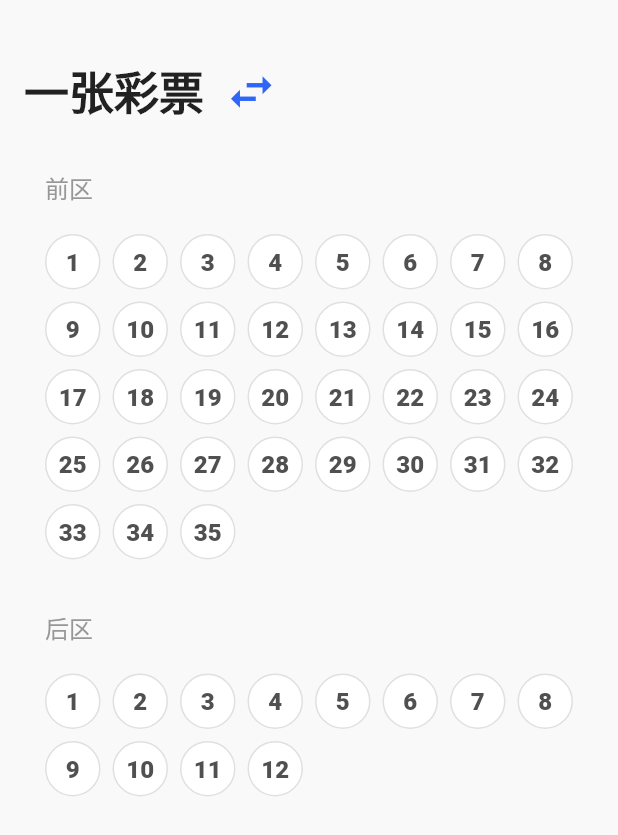
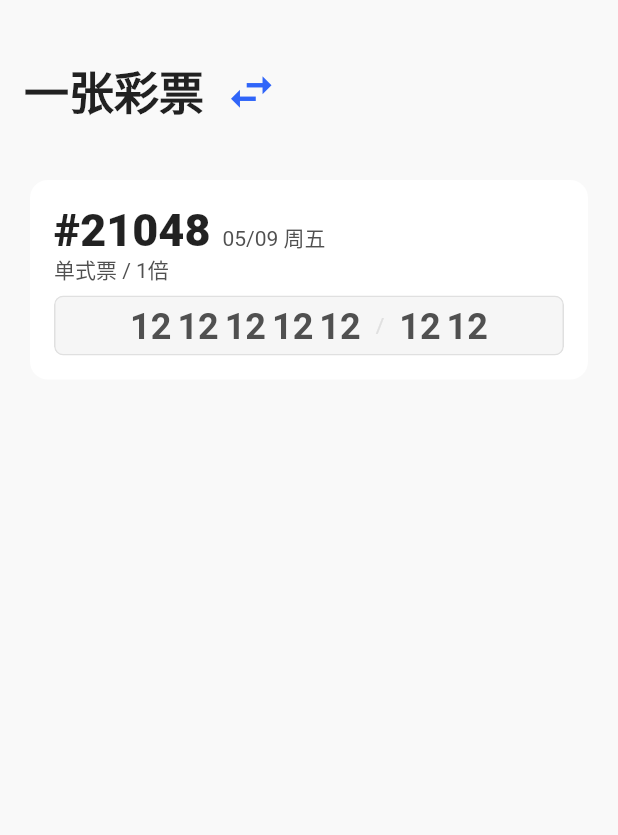
Before and after one commit to ShookLyngs/lyngs-donator, a Flutter app: the screen it shows after launch, after a tap on the "swap horiz" icon, on a phone screen of 412 x 824 dp. Shown: the top 835 px of the screen. Run offline on Flutter 3.47's test engine with Material 2 defaults, Android fonts, the light colour scheme and no system bars; our stand-ins replace flutter_sticky_header, get.

Commit message:
add(view/home): about to refactor the app pages.

```diff
--- a/lib/layouts/main_layout/main_layout_page.dart
+++ b/lib/layouts/main_layout/main_layout_page.dart
@@ -1,6 +1,7 @@
 import '../../main.dart';
 import '../../pages/generate/generate.dart';
 import '../../pages/history/history.dart';
+import '../../pages/home/home.dart';
 
 class MainLayoutPage extends GetxWidget<MainLayoutState> {
   const MainLayoutPage();
@@ -19,6 +20,7 @@ class MainLayoutPage extends GetxWidget<MainLayoutState> {
   ];
 
   final List<Widget> bodies = const [
+    HomePage(),
     GeneratePage(),
     HistoryPage(),
   ];
--- /dev/null
+++ b/lib/pages/home/home.dart
@@ -0,0 +1,241 @@
+import 'dart:ui';
+
+import '../../main.dart';
+
+class HomePage extends StatelessWidget {
+  const HomePage();
+
+  @override
+  Widget build(BuildContext context) {
+    return CustomScrollView(
+      physics: const BouncingScrollPhysics(),
+      slivers: [
+        HomeAppBar(),
+        HomeBody(children: [
+          LatestAward(),
+
+          /*Flexible(
+            child: ListView.builder(
+              itemCount: 20,
+              itemBuilder: (_context, _index) {
+                return const ListTile(
+                  title: Text('Title'),
+                  subtitle: Text('Subtitle'),
+                );
+              },
+            ),
+          ),*/
+        ]),
+      ],
+    );
+  }
+}
+
+class HomeAppBar extends StatelessWidget {
+  @override
+  Widget build(BuildContext context) {
+    return SliverAppBar(
+      flexibleSpace: ClipRect(
+        child: BackdropFilter(
+          filter: ImageFilter.blur(sigmaX: 10.0, sigmaY: 10.0),
+          child: FlexibleSpaceBar(
+            titlePadding: const EdgeInsets.all(16),
+            title: Row(children: [
+              Text(
+                '一张彩票',
+                style: TextStyle(
+                  color: Theme.of(context).textTheme.bodyText1!.color,
+                  fontWeight: FontWeight.w800,
+                ),
+              ),
+              const SizedBox(width: 6),
+              SizedBox(
+                height: 30,
+                width: 30,
+                child: TextButton(
+                  onPressed: () {  },
+                  child: const Icon(Icons.swap_horiz),
+                  style: TextButton.styleFrom(
+                    primary: Get.theme.primaryColor,
+                    shape: const StadiumBorder(),
+                    padding: const EdgeInsets.all(0),
+                  ),
+                ),
+              ),
+            ]),
+          ),
+        ),
+      ),
+      pinned: true,
+      expandedHeight: 100,
+      shadowColor: Colors.transparent,
+      backgroundColor: Theme.of(context).scaffoldBackgroundColor.withAlpha(20),
+    );
+  }
+}
+
+class HomeBody extends StatelessWidget {
+  final List<Widget> children;
+
+  HomeBody({ required this.children });
+
+  @override
+  Widget build(BuildContext context) {
+    return SliverList(
+      delegate: SliverChildListDelegate(children),
+    );
+  }
+}
+
+
+class LatestAward extends StatelessWidget {
+  @override
+  Widget build(BuildContext context) {
+    return Padding(
+      padding: const EdgeInsets.all(20),
+      child: Container(
+        // height: 100,
+        padding: const EdgeInsets.all(16),
+        decoration: BoxDecoration(
+          color: Theme.of(context).cardColor,
+          borderRadius: const BorderRadius.all(Radius.circular(12)),
+        ),
+        child: Column(
+          crossAxisAlignment: CrossAxisAlignment.start,
+          children: [
+            Row(
+              crossAxisAlignment: CrossAxisAlignment.baseline,
+              textBaseline: TextBaseline.alphabetic,
+              children: [
+                Text(
+                  '#21048',
+                  style: Theme.of(context).textTheme.headline5!.copyWith(
+                    fontSize: 30,
+                    fontWeight: FontWeight.w900,
+                  ),
+                ),
+                const SizedBox(width: 8),
+                const Text('05/09 周五'),
+              ],
+            ),
+
+            // const SizedBox(height: 8),
+
+            const Text('单式票 / 1倍'),
+
+            const SizedBox(height: 8),
+
+            SizedBox(
+              height: 40,
+              child: ClipRRect(
+                borderRadius: const BorderRadius.all(Radius.circular(6)),
+                child: Container(
+                  decoration: BoxDecoration(
+                    color: Theme.of(context).backgroundColor,
+                    borderRadius: const BorderRadius.all(Radius.circular(6)),
+                    border: Border.all(
+                      color: Theme.of(context).dividerColor,
+                    ),
+                  ),
+                  child: Center(
+                    child: ListView(
+                      scrollDirection: Axis.horizontal,
+                      shrinkWrap: true,
+                      physics: const BouncingScrollPhysics(),
+                      children: [
+                        Row(
+                          mainAxisAlignment: MainAxisAlignment.center,
+                          mainAxisSize: MainAxisSize.min,
+                          children: [
+                            const SizedBox(width: 12),
+
+                            Center(child: Padding(
+                              padding: const EdgeInsets.symmetric(horizontal: 2),
+                              child: Text('12',
+                                  style: Theme.of(context).textTheme.bodyText2!.copyWith(
+                                    fontSize: 24,
+                                    fontWeight: FontWeight.bold,
+                                  )
+                              ),
+                            )),
+                            Center(child: Padding(
+                              padding: const EdgeInsets.symmetric(horizontal: 2),
+                              child: Text('12',
+                                  style: Theme.of(context).textTheme.bodyText2!.copyWith(
+                                    fontSize: 24,
+                                    fontWeight: FontWeight.bold,
+                                  )
+                              ),
+                            )),
+                            Center(child: Padding(
+                              padding: const EdgeInsets.symmetric(horizontal: 2),
+                              child: Text('12',
+                                  style: Theme.of(context).textTheme.bodyText2!.copyWith(
+                                    fontSize: 24,
+                                    fontWeight: FontWeight.bold,
+                                  )
+                              ),
+                            )),
+                            Center(child: Padding(
+                              padding: const EdgeInsets.symmetric(horizontal: 2),
+                              child: Text('12',
+                                  style: Theme.of(context).textTheme.bodyText2!.copyWith(
+                                    fontSize: 24,
+                                    fontWeight: FontWeight.bold,
+                                  )
+                              ),
+                            )),
+                            Center(child: Padding(
+                              padding: const EdgeInsets.symmetric(horizontal: 2),
+                              child: Text('12',
+                                  style: Theme.of(context).textTheme.bodyText2!.copyWith(
+                                    fontSize: 24,
+                                    fontWeight: FontWeight.bold,
+                                  )
+                              ),
+                            )),
+
+                            Center(child: Padding(
+                              padding: const EdgeInsets.symmetric(horizontal: 8),
+                              child: Text(
+                                '/',
+                                style: TextStyle(
+                                  color: Theme.of(context).dividerColor,
+                                ),
+                              ),
+                            )),
+
+                            Center(child: Padding(
+                              padding: const EdgeInsets.symmetric(horizontal: 2),
+                              child: Text('12',
+                                  style: Theme.of(context).textTheme.bodyText2!.copyWith(
+                                    fontSize: 24,
+                                    fontWeight: FontWeight.bold,
+                                  )
+                              ),
+                            )),
+                            Center(child: Padding(
+                              padding: const EdgeInsets.symmetric(horizontal: 2),
+                              child: Text('12',
+                                  style: Theme.of(context).textTheme.bodyText2!.copyWith(
+                                    fontSize: 24,
+                                    fontWeight: FontWeight.bold,
+                                  )
+                              ),
+                            )),
+
+                            const SizedBox(width: 12),
+                          ],
+                        ),
+                      ],
+                    ),
+                  ),
+                ),
+              ),
+            ),
+          ],
+        ),
+      ),
+    );
+  }
+}
```
Also changed, not shown: pubspec.lock.
